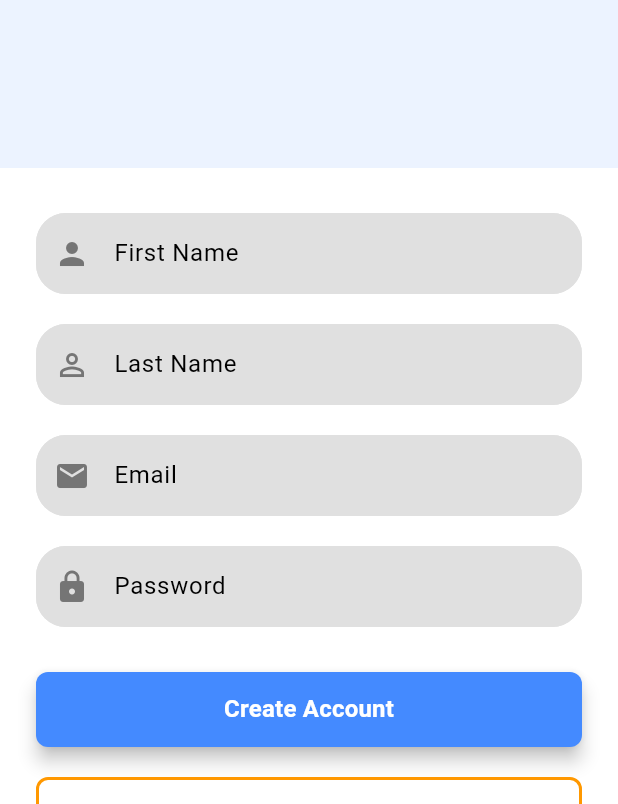
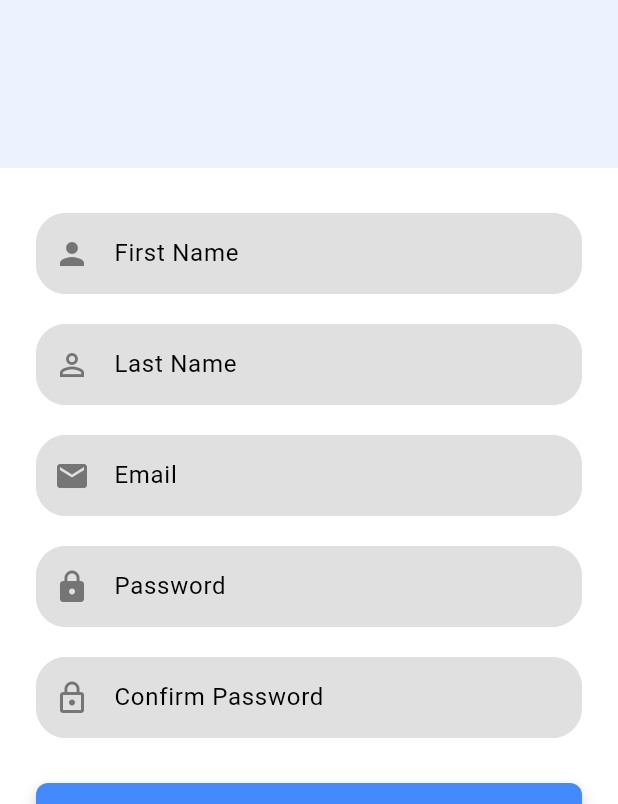
Before and after one commit to PavithraRanjana/mobile_assingment, a Flutter app: the SignUpScreen screen opened directly, on a phone screen of 412 x 824 dp, the part 432-1236 px from its top. Run offline on Flutter 3.47's test engine with Material 3 defaults, Android fonts, the phone set to English and light mode, and no system bars.

Commit message:
created auth provider, updated the sign up screen, updated main with provider

```diff
--- /dev/null
+++ b/lib/providers/auth_provider.dart
@@ -0,0 +1,80 @@
+// lib/providers/auth_provider.dart
+
+import 'package:flutter/material.dart';
+import 'dart:convert';
+import 'package:http/http.dart' as http;
+
+enum AuthStatus {
+  authenticated,
+  unauthenticated,
+  authenticating,
+}
+
+class AuthProvider with ChangeNotifier {
+  AuthStatus _status = AuthStatus.unauthenticated;
+  String? _token;
+  String? _errorMessage;
+
+  // Getters
+  AuthStatus get status => _status;
+  String? get token => _token;
+  String? get errorMessage => _errorMessage;
+  bool get isAuthenticated => _status == AuthStatus.authenticated;
+
+  // Clear error message
+  void clearError() {
+    _errorMessage = null;
+    notifyListeners();
+  }
+
+  // Register user
+  Future<bool> register({
+    required String name,
+    required String email,
+    required String password,
+    required String passwordConfirmation,
+  }) async {
+    try {
+      _status = AuthStatus.authenticating;
+      _errorMessage = null;
+      notifyListeners();
+
+      final response = await http.post(
+        Uri.parse('https://techwizard-7z3ua.ondigitalocean.app/api/register'),
+        headers: {'Content-Type': 'application/json'},
+        body: jsonEncode({
+          'name': name,
+          'email': email,
+          'password': password,
+          'password_confirmation': passwordConfirmation,
+        }),
+      );
+
+      if (response.statusCode == 200 || response.statusCode == 201) {
+        final data = jsonDecode(response.body);
+        _token = data['token']; // Assuming the API returns a token
+        _status = AuthStatus.authenticated;
+        notifyListeners();
+        return true;
+      } else {
+        final data = jsonDecode(response.body);
+        _errorMessage = data['message'] ?? 'Registration failed';
+        _status = AuthStatus.unauthenticated;
+        notifyListeners();
+        return false;
+      }
+    } catch (e) {
+      _errorMessage = 'Network error occurred';
+      _status = AuthStatus.unauthenticated;
+      notifyListeners();
+      return false;
+    }
+  }
+
+  // Logout
+  void logout() {
+    _token = null;
+    _status = AuthStatus.unauthenticated;
+    notifyListeners();
+  }
+}
--- a/lib/sign_up_screen.dart
+++ b/lib/sign_up_screen.dart
@@ -1,14 +1,57 @@
 import 'package:flutter/material.dart';
-import 'home_page.dart'; // Import HomePage
-import 'sign_in_screen.dart'; // Import SignInScreen
+import 'package:provider/provider.dart';
+import 'home_page.dart';
+import 'sign_in_screen.dart';
+import 'providers/auth_provider.dart';
 
-class SignUpScreen extends StatelessWidget {
+class SignUpScreen extends StatefulWidget {
+  @override
+  _SignUpScreenState createState() => _SignUpScreenState();
+}
+
+class _SignUpScreenState extends State<SignUpScreen> {
+  final _formKey = GlobalKey<FormState>();
   final String companyLogo = 'assets/images/wizard_1.png';
+
+  final _firstNameController = TextEditingController();
+  final _lastNameController = TextEditingController();
+  final _emailController = TextEditingController();
+  final _passwordController = TextEditingController();
+  final _confirmPasswordController = TextEditingController();
+
+  @override
+  void dispose() {
+    _firstNameController.dispose();
+    _lastNameController.dispose();
+    _emailController.dispose();
+    _passwordController.dispose();
+    _confirmPasswordController.dispose();
+    super.dispose();
+  }
+
+  Future<void> _registerUser() async {
+    if (!_formKey.currentState!.validate()) return;
+
+    final authProvider = Provider.of<AuthProvider>(context, listen: false);
+
+    final success = await authProvider.register(
+      name: '${_firstNameController.text.trim()} ${_lastNameController.text.trim()}',
+      email: _emailController.text.trim(),
+      password: _passwordController.text,
+      passwordConfirmation: _confirmPasswordController.text,
+    );
+
+    if (success && mounted) {
+      Navigator.pushReplacement(
+        context,
+        MaterialPageRoute(builder: (context) => HomePage()),
+      );
+    }
+  }
 
   @override
   Widget build(BuildContext context) {
     return Scaffold(
-      // To make the screen scrollable
       body: SingleChildScrollView(
         child: Column(
           children: [
@@ -16,11 +59,10 @@ class SignUpScreen extends StatelessWidget {
             Container(
               height: 400,
               width: double.infinity,
-              color: Theme.of(context).colorScheme.primary.withOpacity(0.1), // Blue accent background
+              color: Theme.of(context).colorScheme.primary.withOpacity(0.1),
               child: Column(
                 mainAxisAlignment: MainAxisAlignment.center,
                 children: [
-                  // Company Logo
                   Image.asset(
                     companyLogo,
                     height: 120,
@@ -35,7 +77,6 @@ class SignUpScreen extends StatelessWidget {
                     },
                   ),
                   SizedBox(height: 20),
-                  // Company Name
                   Text(
                     'Tech Wizard',
                     style: Theme.of(context).textTheme.headlineMedium?.copyWith(
@@ -47,13 +88,32 @@ class SignUpScreen extends StatelessWidget {
               ),
             ),
             SizedBox(height: 30),
-            // Registration Form Fields
+            // Registration Form
             Padding(
               padding: const EdgeInsets.symmetric(horizontal: 24.0),
+              child: Form(
+                key: _formKey,
                 child: Column(
                   children: [
-                  // First Name Field
-                  TextField(
+                    // Error Message
+                    Consumer<AuthProvider>(
+                      builder: (context, auth, _) => auth.errorMessage != null
+                          ? Padding(
+                        padding: const EdgeInsets.only(bottom: 16.0),
+                        child: Text(
+                          auth.errorMessage!,
+                          style: TextStyle(
+                            color: Theme.of(context).colorScheme.error,
+                            fontSize: 14,
+                          ),
+                          textAlign: TextAlign.center,
+                        ),
+                      )
+                          : SizedBox.shrink(),
+                    ),
+                    // Form Fields remain the same as before
+                    TextFormField(
+                      controller: _firstNameController,
                       decoration: InputDecoration(
                         labelText: 'First Name',
                         prefixIcon: Icon(Icons.person),
@@ -61,10 +121,16 @@ class SignUpScreen extends StatelessWidget {
                           borderRadius: BorderRadius.circular(8.0),
                         ),
                       ),
+                      validator: (value) {
+                        if (value == null || value.trim().isEmpty) {
+                          return 'Please enter your first name';
+                        }
+                        return null;
+                      },
                     ),
                     SizedBox(height: 20),
-                  // Last Name Field
-                  TextField(
+                    TextFormField(
+                      controller: _lastNameController,
                       decoration: InputDecoration(
                         labelText: 'Last Name',
                         prefixIcon: Icon(Icons.person_outline),
@@ -72,10 +138,16 @@ class SignUpScreen extends StatelessWidget {
                           borderRadius: BorderRadius.circular(8.0),
                         ),
                       ),
+                      validator: (value) {
+                        if (value == null || value.trim().isEmpty) {
+                          return 'Please enter your last name';
+                        }
+                        return null;
+                      },
                     ),
                     SizedBox(height: 20),
-                  // Email Field
-                  TextField(
+                    TextFormField(
+                      controller: _emailController,
                       decoration: InputDecoration(
                         labelText: 'Email',
                         prefixIcon: Icon(Icons.email),
@@ -84,10 +156,19 @@ class SignUpScreen extends StatelessWidget {
                         ),
                       ),
                       keyboardType: TextInputType.emailAddress,
+                      validator: (value) {
+                        if (value == null || value.trim().isEmpty) {
+                          return 'Please enter your email';
+                        }
+                        if (!RegExp(r'^[\w-\.]+@([\w-]+\.)+[\w-]{2,4}$').hasMatch(value)) {
+                          return 'Please enter a valid email address';
+                        }
+                        return null;
+                      },
                     ),
                     SizedBox(height: 20),
-                  // Password Field
-                  TextField(
+                    TextFormField(
+                      controller: _passwordController,
                       decoration: InputDecoration(
                         labelText: 'Password',
                         prefixIcon: Icon(Icons.lock),
@@ -96,32 +177,75 @@ class SignUpScreen extends StatelessWidget {
                         ),
                       ),
                       obscureText: true,
+                      validator: (value) {
+                        if (value == null || value.isEmpty) {
+                          return 'Please enter a password';
+                        }
+                        if (value.length < 8) {
+                          return 'Password must be at least 8 characters long';
+                        }
+                        return null;
+                      },
+                    ),
+                    SizedBox(height: 20),
+                    TextFormField(
+                      controller: _confirmPasswordController,
+                      decoration: InputDecoration(
+                        labelText: 'Confirm Password',
+                        prefixIcon: Icon(Icons.lock_outline),
+                        border: OutlineInputBorder(
+                          borderRadius: BorderRadius.circular(8.0),
+                        ),
+                      ),
+                      obscureText: true,
+                      validator: (value) {
+                        if (value == null || value.isEmpty) {
+                          return 'Please confirm your password';
+                        }
+                        if (value != _passwordController.text) {
+                          return 'Passwords do not match';
+                        }
+                        return null;
+                      },
                     ),
                     SizedBox(height: 30),
                     // Create Account Button
-                  SizedBox(
+                    Consumer<AuthProvider>(
+                      builder: (context, auth, _) => SizedBox(
                         width: double.infinity,
                         height: 50,
                         child: ElevatedButton(
-                      onPressed: () {
-                        // TODO: Implement Create Account functionality
-                        // Navigate to HomePage, actual logic in 2nd sem
-                        Navigator.pushReplacement(
-                          context,
-                          MaterialPageRoute(builder: (context) => HomePage()),
-                        );
-                      },
+                          onPressed: auth.status == AuthStatus.authenticating
+                              ? null
+                              : _registerUser,
                           style: ElevatedButton.styleFrom(
                             shape: RoundedRectangleBorder(
                               borderRadius: BorderRadius.circular(8.0),
                             ),
                             elevation: 5,
                           ),
-                      child: Text(
+                          child: auth.status == AuthStatus.authenticating
+                              ? SizedBox(
+                            height: 20,
+                            width: 20,
+                            child: CircularProgressIndicator(
+                              strokeWidth: 2,
+                              valueColor: AlwaysStoppedAnimation<Color>(
+                                Theme.of(context).colorScheme.onPrimary,
+                              ),
+                            ),
+                          )
+                              : Text(
                             'Create Account',
-                        style: Theme.of(context).textTheme.titleMedium?.copyWith(
-                          color: Theme.of(context).colorScheme.onPrimary,
+                            style: Theme.of(context)
+                                .textTheme
+                                .titleMedium
+                                ?.copyWith(
+                              color: Theme.of(context)
+                                  .colorScheme
+                                  .onPrimary,
                               fontWeight: FontWeight.bold,
+                            ),
                           ),
                         ),
                       ),
@@ -133,10 +257,10 @@ class SignUpScreen extends StatelessWidget {
                       height: 50,
                       child: OutlinedButton(
                         onPressed: () {
-                        // Navigate to SignInScreen
                           Navigator.pushReplacement(
                             context,
-                          MaterialPageRoute(builder: (context) => SignInScreen()),
+                            MaterialPageRoute(
+                                builder: (context) => SignInScreen()),
                           );
                         },
                         style: OutlinedButton.styleFrom(
@@ -164,7 +288,6 @@ class SignUpScreen extends StatelessWidget {
                       height: 50,
                       child: TextButton(
                         onPressed: () {
-                        // Navigate to HomePage as Guest
                           Navigator.pushReplacement(
                             context,
                             MaterialPageRoute(builder: (context) => HomePage()),
@@ -187,6 +310,8 @@ class SignUpScreen extends StatelessWidget {
                   ],
                 ),
               ),
+            ),
+            SizedBox(height: 30),
           ],
         ),
       ),
--- a/pubspec.yaml
+++ b/pubspec.yaml
@@ -35,6 +35,8 @@ dependencies:
   # The following adds the Cupertino Icons font to your application.
   # Use with the CupertinoIcons class for iOS style icons.
   cupertino_icons: ^1.0.6
+  provider: ^6.1.1
+  http: ^1.1.0
 
 dev_dependencies:
   flutter_test:
```
Also changed, not shown: lib/main.dart (+22 -7 lines), pubspec.lock, 2 other files. Lines whose indentation alone changed are shown as unchanged.
